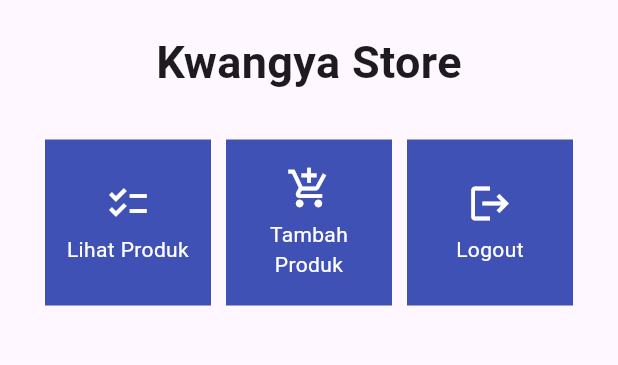
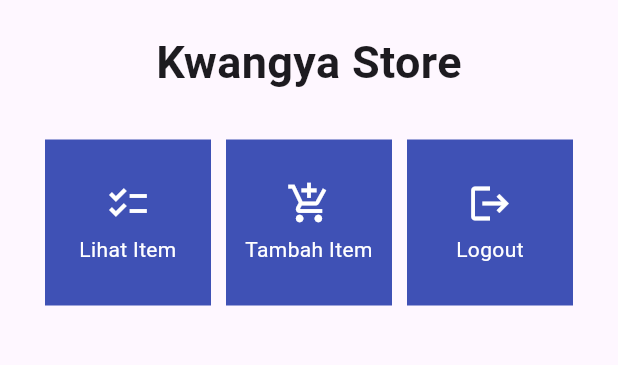
Before and after one commit to nurazizahfebriyana/tugas-7, a Flutter app: the screen it shows after launch, on a phone screen of 412 x 824 dp, the part 84-449 px from its top. Run offline on Flutter 3.47's test engine with Material 2 defaults, Android fonts, the phone set to English and light mode, and no system bars.

Commit message:
Tugas 7 Done

```diff
--- a/inventory/lib/menu.dart
+++ b/inventory/lib/menu.dart
@@ -2,10 +2,10 @@ import 'package:flutter/material.dart';
 class MyHomePage extends StatelessWidget {
     MyHomePage({Key? key}) : super(key: key);
     final List<ShopItem> items = [
-    ShopItem("Lihat Produk", Icons.checklist),
-    ShopItem("Tambah Produk", Icons.add_shopping_cart),
+    ShopItem("Lihat Item", Icons.checklist),
+    ShopItem("Tambah Item", Icons.add_shopping_cart),
     ShopItem("Logout", Icons.logout),
-    ];
+];
   // This widget is the home page of your application. It is stateful, meaning
   // that it has a State object (defined below) that contains fields that affect
   // how it looks.
@@ -89,7 +89,7 @@ class ShopCard extends StatelessWidget {
           ScaffoldMessenger.of(context)
             ..hideCurrentSnackBar()
             ..showSnackBar(SnackBar(
-                content: Text("Kamu telah menekan tombol ${item.name}!")));
+                content: Text("Kamu telah menekan tombol ${item.name}")));
         },
         child: Container(
           // Container untuk menyimpan Icon dan Text
```
Also changed, not shown: 1 other file.
